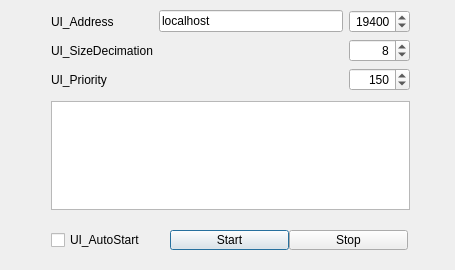
This is src/HyperionProperties.ui in hyperion-project/hyperion-obs-plugin as Qt 5 draws it before an edit. The edited form follows.
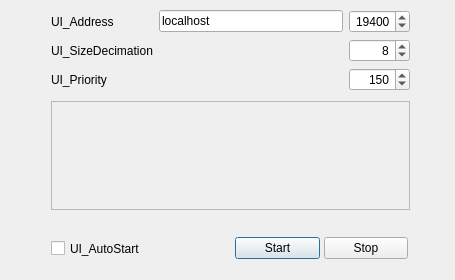
This is the edited form.

Patch:
```diff
--- a/src/HyperionProperties.ui
+++ b/src/HyperionProperties.ui
@@ -7,7 +7,7 @@
     <x>0</x>
     <y>0</y>
     <width>455</width>
-    <height>270</height>
+    <height>280</height>
    </rect>
   </property>
   <property name="sizePolicy">
@@ -19,13 +19,13 @@
   <property name="minimumSize">
    <size>
     <width>455</width>
-    <height>270</height>
+    <height>280</height>
    </size>
   </property>
   <property name="maximumSize">
    <size>
     <width>455</width>
-    <height>270</height>
+    <height>280</height>
    </size>
   </property>
   <property name="windowTitle">
@@ -170,12 +170,24 @@
     </item>
     <item>
      <widget class="QPlainTextEdit" name="LogText">
+      <property name="enabled">
+       <bool>false</bool>
+      </property>
+      <property name="sizePolicy">
+       <sizepolicy hsizetype="Expanding" vsizetype="Expanding">
+        <horstretch>0</horstretch>
+        <verstretch>0</verstretch>
+       </sizepolicy>
+      </property>
       <property name="horizontalScrollBarPolicy">
        <enum>Qt::ScrollBarAsNeeded</enum>
       </property>
       <property name="sizeAdjustPolicy">
        <enum>QAbstractScrollArea::AdjustIgnored</enum>
       </property>
+      <property name="tabChangesFocus">
+       <bool>false</bool>
+      </property>
       <property name="lineWrapMode">
        <enum>QPlainTextEdit::NoWrap</enum>
       </property>
@@ -195,27 +207,49 @@
      <x>40</x>
      <y>230</y>
      <width>379</width>
-     <height>31</height>
+     <height>48</height>
     </rect>
    </property>
    <layout class="QHBoxLayout" name="HyperionStreamControl">
     <property name="spacing">
-     <number>0</number>
+     <number>5</number>
     </property>
     <property name="sizeConstraint">
      <enum>QLayout::SetDefaultConstraint</enum>
     </property>
     <property name="topMargin">
      <number>0</number>
+    </property>
+    <item>
+     <layout class="QHBoxLayout" name="Controls">
+      <property name="spacing">
+       <number>10</number>
+      </property>
+      <property name="sizeConstraint">
+       <enum>QLayout::SetDefaultConstraint</enum>
+      </property>
+      <item>
+       <layout class="QHBoxLayout" name="OBSConfig">
+        <property name="sizeConstraint">
+         <enum>QLayout::SetFixedSize</enum>
     </property>
     <item>
      <widget class="QCheckBox" name="AutoStart">
       <property name="enabled">
        <bool>true</bool>
       </property>
+          <property name="sizePolicy">
+           <sizepolicy hsizetype="Minimum" vsizetype="Expanding">
+            <horstretch>0</horstretch>
+            <verstretch>0</verstretch>
+           </sizepolicy>
+          </property>
       <property name="toolTip">
        <string>UI_AutoStartTip</string>
       </property>
+          <property name="inputMethodHints">
+           <set>Qt::ImhNone</set>
+          </property>
       <property name="text">
        <string>UI_AutoStart</string>
       </property>
@@ -224,6 +258,13 @@
       </property>
      </widget>
     </item>
+       </layout>
+      </item>
+      <item>
+       <layout class="QHBoxLayout" name="ActionButtons">
+        <property name="spacing">
+         <number>4</number>
+        </property>
     <item>
      <widget class="QPushButton" name="ButtonStart">
       <property name="toolTip">
@@ -245,6 +286,10 @@
      </widget>
     </item>
    </layout>
+      </item>
+     </layout>
+    </item>
+   </layout>
   </widget>
  </widget>
  <layoutdefault spacing="6" margin="11"/>
```
Left out of the diff: 10 changed lines with no effect on the pictures. Lines whose indentation alone changed are shown as unchanged.
